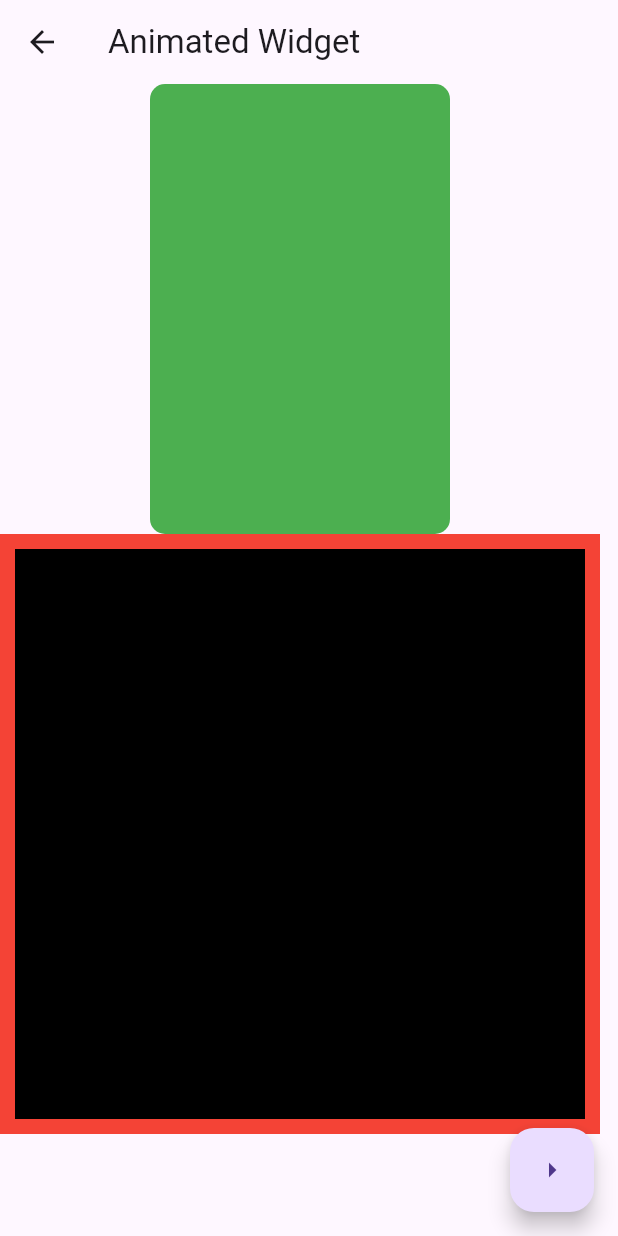
After one commit to gautam-manish/Learning_Flutter, a Flutter app: the AnimatedWidgetExample screen opened by its route, on a phone screen of 412 x 824 dp. The commit adds this screen. Run offline on Flutter 3.47's test engine with Material 3 defaults, Android fonts, the phone set to English and light mode, and no system bars; network calls fail.

Commit message:
Animated Widget

```diff
--- /dev/null
+++ b/lib/animatedWidget/animated-widget.dart
@@ -0,0 +1,58 @@
+import 'package:flutter/material.dart';
+
+class AnimatedWidgetExample extends StatefulWidget {
+  const AnimatedWidgetExample({super.key});
+
+  @override
+  State<AnimatedWidgetExample> createState() => _AnimatedWidgetExampleState();
+}
+
+class _AnimatedWidgetExampleState extends State<AnimatedWidgetExample> {
+  bool shouldChange = false;
+  @override
+  Widget build(BuildContext context) {
+    return Scaffold(
+      appBar: AppBar(
+        title: Text("Animated Widget"),
+      ),
+      body: SingleChildScrollView(
+        child: Column(
+          children: [
+            AnimatedContainer(
+              duration: const Duration(milliseconds: 600),
+              width: shouldChange ? 600 : 200,
+              height: shouldChange ? 800 : 300,
+              decoration: BoxDecoration(
+                  color: Colors.green, borderRadius: BorderRadius.circular(10)),
+            ),
+            Container(
+              height: 400,
+              width: 400,
+              color: Colors.red,
+              child: AnimatedPadding(duration: const Duration(seconds: 3),
+              curve: Curves.bounceInOut,
+              padding: EdgeInsets.all(shouldChange ? 40 : 10),
+              child: AnimatedOpacity(
+                duration: const Duration(seconds: 1),
+                opacity: shouldChange ? 0.3 : 1,
+                child: Container(
+                  color: Colors.black,
+                  height: 30,
+                  width: 30,
+                ),
+              ),
+            ),
+            )
+          ],
+        ),
+      ),
+      floatingActionButton: FloatingActionButton(
+        onPressed: () {
+          shouldChange = !shouldChange;
+          setState(() {});
+        },
+        child: Icon(Icons.arrow_right),
+      ),
+    );
+  }
+}
--- a/lib/main.dart
+++ b/lib/main.dart
@@ -1,3 +1,4 @@
+import 'package:first_flutter_app/animatedWidget/animated-widget.dart';
 import 'package:first_flutter_app/dashboard.dart';
 import 'package:first_flutter_app/first.dart';
 import 'package:first_flutter_app/gridViewExample/builder_grid_view.dart';
@@ -42,6 +43,9 @@ class MyApp extends StatelessWidget {
         },
         "/buildergv":(ctx){
           return BuilderGridView();
+        },
+        "/animate":(ctx){
+          return AnimatedWidgetExample();
         }
       },
       initialRoute: "/seperated",
```
